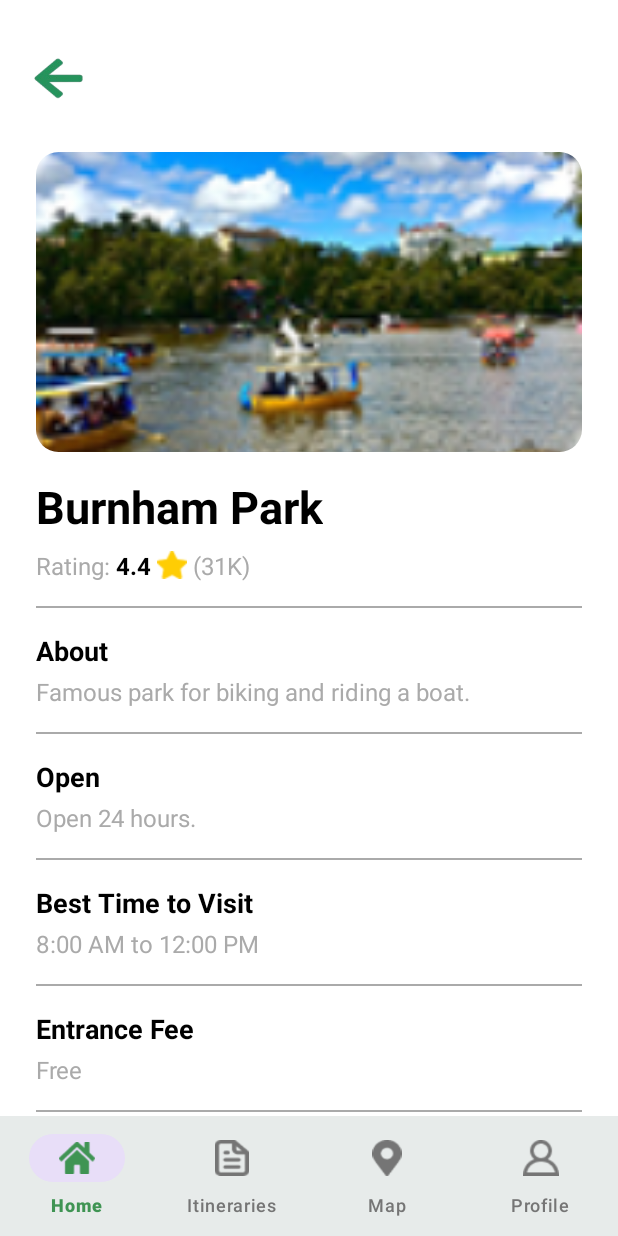
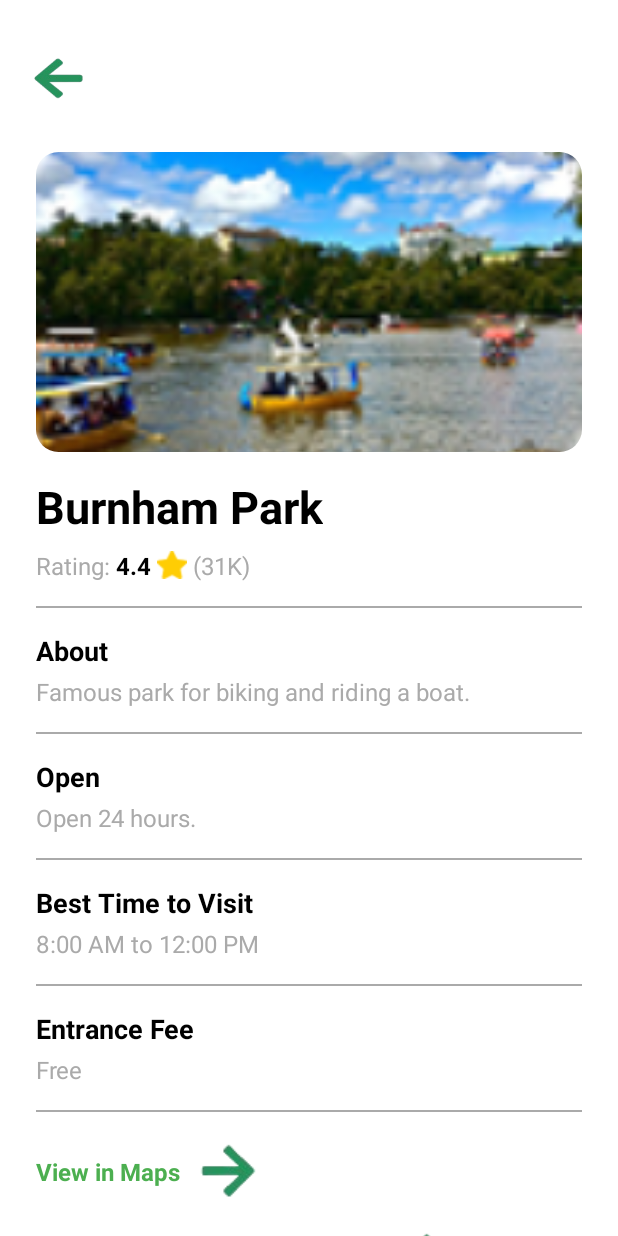
Before and after one commit to Sugarkoko/AlayaApp, an Android app: the PlaceDetailsActivity screen opened directly, with no data from a screen before it, on a phone screen of 412 x 824 dp. Run offline under Robolectric (Android 15) with nearby library versions, the phone set to English and light mode, and no system bars; our stand-ins replace Firebase (no records; nobody signed in at launch, a user with empty details on screens opened directly); pictures from the network do not load; Roboto replaces fonts that are not available here; 1 statement that could not run was skipped.

Commit message:
removed other navbar that is useless

```diff
--- a/app/src/main/res/layout/activity_place_details.xml
+++ b/app/src/main/res/layout/activity_place_details.xml
@@ -1,12 +1,10 @@
 <?xml version="1.0" encoding="utf-8"?>
-<androidx.constraintlayout.widget.ConstraintLayout
-    xmlns:android="http://schemas.android.com/apk/res/android"
+<androidx.constraintlayout.widget.ConstraintLayout xmlns:android="http://schemas.android.com/apk/res/android"
     xmlns:app="http://schemas.android.com/apk/res-auto"
     xmlns:tools="http://schemas.android.com/tools"
     android:layout_width="match_parent"
     android:layout_height="match_parent"
     android:background="@color/white">
-
 
     <ImageView
         android:id="@+id/iv_back_arrow"
@@ -19,16 +17,17 @@
         app:layout_constraintStart_toStartOf="parent"
         app:layout_constraintTop_toTopOf="parent" />
 
+    <!-- The ScrollView's bottom constraint is now tied to the parent, allowing it to fill the screen -->
     <ScrollView
         android:id="@+id/scrollView"
         android:layout_width="0dp"
         android:layout_height="0dp"
+        android:fillViewport="true"
+        android:scrollbars="none"
         app:layout_constraintTop_toBottomOf="@id/iv_back_arrow"
-        app:layout_constraintBottom_toTopOf="@+id/bottom_navigation"
+        app:layout_constraintBottom_toBottomOf="parent"
         app:layout_constraintStart_toStartOf="parent"
-        app:layout_constraintEnd_toEndOf="parent"
-        android:fillViewport="true"
-        android:scrollbars="none">
+        app:layout_constraintEnd_toEndOf="parent">
 
         <LinearLayout
             android:layout_width="match_parent"
@@ -38,7 +37,6 @@
             android:paddingEnd="24dp"
             android:paddingTop="8dp"
             android:paddingBottom="16dp">
-
 
             <androidx.cardview.widget.CardView
                 android:id="@+id/cv_park_image_container"
@@ -54,9 +52,7 @@
                     android:scaleType="centerCrop"
                     android:src="@drawable/burnham"
                     android:contentDescription="Burnham Park Image" />
-
             </androidx.cardview.widget.CardView>
-
 
             <TextView
                 android:id="@+id/tv_park_title"
@@ -67,7 +63,6 @@
                 android:textSize="30sp"
                 android:textStyle="bold"
                 android:layout_marginTop="16dp" />
-
 
             <LinearLayout
                 android:layout_width="wrap_content"
@@ -110,13 +105,11 @@
                     android:layout_marginStart="4dp"/>
             </LinearLayout>
 
-
             <View
                 android:layout_width="match_parent"
                 android:layout_height="1dp"
                 android:background="@android:color/darker_gray"
                 android:layout_marginTop="16dp"/>
-
 
             <TextView
                 android:id="@+id/tv_about_title"
@@ -137,13 +130,11 @@
                 android:textSize="16sp"
                 android:layout_marginTop="4dp"/>
 
-
             <View
                 android:layout_width="match_parent"
                 android:layout_height="1dp"
                 android:background="@android:color/darker_gray"
                 android:layout_marginTop="16dp"/>
-
 
             <TextView
                 android:id="@+id/tv_open_title"
@@ -164,13 +155,11 @@
                 android:textSize="16sp"
                 android:layout_marginTop="4dp"/>
 
-
             <View
                 android:layout_width="match_parent"
                 android:layout_height="1dp"
                 android:background="@android:color/darker_gray"
                 android:layout_marginTop="16dp"/>
-
 
             <TextView
                 android:id="@+id/tv_best_time_title"
@@ -191,13 +180,11 @@
                 android:textSize="16sp"
                 android:layout_marginTop="4dp"/>
 
-
             <View
                 android:layout_width="match_parent"
                 android:layout_height="1dp"
                 android:background="@android:color/darker_gray"
                 android:layout_marginTop="16dp"/>
-
 
             <TextView
                 android:id="@+id/tv_entrance_fee_title"
@@ -218,13 +205,11 @@
                 android:textSize="16sp"
                 android:layout_marginTop="4dp"/>
 
-
             <View
                 android:layout_width="match_parent"
                 android:layout_height="1dp"
                 android:background="@android:color/darker_gray"
                 android:layout_marginTop="16dp"/>
-
 
             <TextView
                 android:id="@+id/tv_view"
@@ -239,7 +224,6 @@
                 android:gravity="center_vertical"
                 android:layout_marginTop="16dp"/>
 
-
             <TextView
                 android:id="@+id/tv_view_transportation"
                 android:layout_width="wrap_content"
@@ -252,22 +236,9 @@
                 android:drawablePadding="8dp"
                 android:gravity="center_vertical"
                 android:layout_marginTop="12dp"/>
-
         </LinearLayout>
     </ScrollView>
 
-    <com.google.android.material.bottomnavigation.BottomNavigationView
-        android:id="@+id/bottom_navigation"
-        android:layout_width="0dp"
-        android:layout_height="wrap_content"
-        android:background="?android:attr/windowBackground"
-        app:elevation="8dp"
-        app:layout_constraintBottom_toBottomOf="parent"
-        app:layout_constraintStart_toStartOf="parent"
-        app:layout_constraintEnd_toEndOf="parent"
-        app:menu="@menu/bottom_nav_menu"
-        app:itemIconTint="@color/bottom_nav_color_selector"
-        app:itemTextColor="@color/bottom_nav_color_selector"
-        app:labelVisibilityMode="labeled" />
+    <!-- The BottomNavigationView has been removed. -->
 
 </androidx.constraintlayout.widget.ConstraintLayout>
```
Also changed, not shown: app/src/main/java/com/example/alayaapp/ItineraryLogDetailActivity.java (+6 -2 lines), app/src/main/res/layout/activity_itinerary_log_detail.xml (+3 -16 lines), 1 other file.
